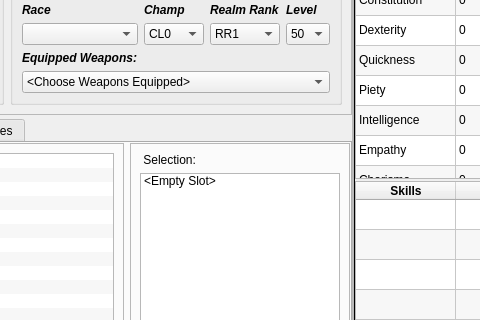
Qt form gbx.ui (haydena23/TempStar) before a commit; both pictures show x 393 to 873 and y 85 to 405 of the 1200 by 800 pixel window.
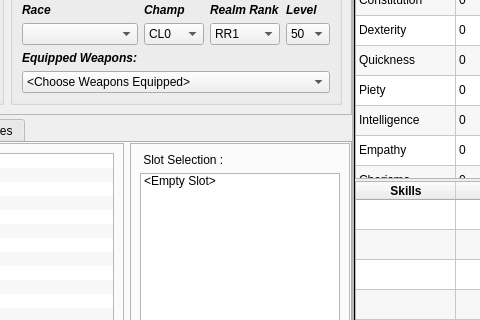
The same form after that commit. The open tabs and pages were chosen to show the change.

Patch:
```diff
--- a/gbx.ui
+++ b/gbx.ui
@@ -1173,7 +1173,7 @@
                  <item>
                   <widget class="QLabel" name="label_11">
                    <property name="text">
-                    <string>&lt;Item&gt; Selection:</string>
+                    <string>&lt;Item&gt; Slot Selection :</string>
                    </property>
                   </widget>
                  </item>
```
Left out of the diff: 6 changed lines with no effect on the pictures.
